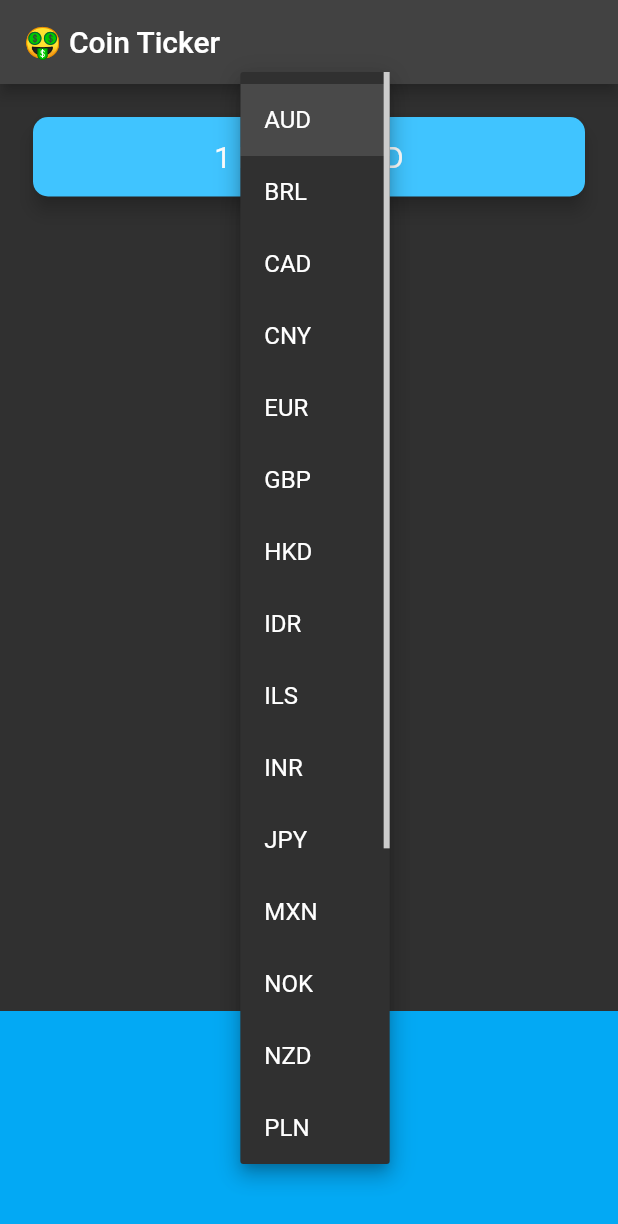
After one commit to marcelom17/The-Complete-Flutter-Development-Bootcamp-with-Dart, a Flutter app: the PriceScreen screen opened directly, after a tap on the "arrow drop down" icon, on a phone screen of 412 x 824 dp. The commit adds this screen. Shown: the top 1224 px of the screen. Run offline on Flutter 3.47's test engine with Material 2 defaults, Android fonts, the phone set to English and light mode, and no system bars; our stand-ins replace audioplayers, flutter_spinkit, font_awesome_flutter, geolocator, rflutter_alert; network calls fail.

Commit message:
[Lesson 14] Init Bitcoin Ticker App, implemented dropdown for each type of mobile OS

```diff
--- a/Lesson 13 - Clima/lib/utilities/constants.dart
+++ b/Lesson 13 - Clima/lib/utilities/constants.dart
@@ -2,7 +2,7 @@
 
 //Network
 const baseURL = "https://api.openweathermap.org/data/2.5/weather?";
-const apiKey = "appid={API_KEY}";
+const apiKey = "appid=048e25fecb5899abd9e872c78d12f3e5";
 const urlUnits = "units=metric";
 
 //Styles
--- /dev/null
+++ b/Lesson 14 - Bitcoin Ticker/lib/coin_data.dart
@@ -0,0 +1,31 @@
+const List<String> currenciesList = [
+  'AUD',
+  'BRL',
+  'CAD',
+  'CNY',
+  'EUR',
+  'GBP',
+  'HKD',
+  'IDR',
+  'ILS',
+  'INR',
+  'JPY',
+  'MXN',
+  'NOK',
+  'NZD',
+  'PLN',
+  'RON',
+  'RUB',
+  'SEK',
+  'SGD',
+  'USD',
+  'ZAR'
+];
+
+const List<String> cryptoList = [
+  'BTC',
+  'ETH',
+  'LTC',
+];
+
+class CoinData {}
--- /dev/null
+++ b/Lesson 14 - Bitcoin Ticker/lib/price_screen.dart
@@ -0,0 +1,88 @@
+import 'dart:io' show Platform;
+
+import 'package:bitcoin_ticker/coin_data.dart';
+import 'package:flutter/cupertino.dart';
+import 'package:flutter/material.dart';
+
+class PriceScreen extends StatefulWidget {
+  @override
+  _PriceScreenState createState() => _PriceScreenState();
+}
+
+class _PriceScreenState extends State<PriceScreen> {
+  String selectedCurrency = "USD";
+
+  DropdownButton<String> getAndroidDropdownButton() {
+    List<DropdownMenuItem<String>> list = [];
+    for (var value in currenciesList) {
+      list.add(DropdownMenuItem(
+        child: Text(value),
+        value: value,
+      ));
+    }
+    return DropdownButton(
+      items: list,
+      onChanged: ((value) {
+        setState(() {
+          selectedCurrency = value;
+        });
+      }),
+    );
+  }
+
+  CupertinoPicker getiOSPicker() {
+    List<Widget> list = [];
+    for (var value in currenciesList) {
+      list.add(Text(value));
+    }
+    return CupertinoPicker(
+        itemExtent: 34.0,
+        onSelectedItemChanged: ((value) {
+          print("pos: $value");
+        }),
+        children: list);
+  }
+
+  @override
+  Widget build(BuildContext context) {
+    return Scaffold(
+      appBar: AppBar(
+        title: Text('🤑 Coin Ticker'),
+      ),
+      body: Column(
+        mainAxisAlignment: MainAxisAlignment.spaceBetween,
+        crossAxisAlignment: CrossAxisAlignment.stretch,
+        children: <Widget>[
+          Padding(
+            padding: EdgeInsets.fromLTRB(18.0, 18.0, 18.0, 0),
+            child: Card(
+              color: Colors.lightBlueAccent,
+              elevation: 5.0,
+              shape: RoundedRectangleBorder(
+                borderRadius: BorderRadius.circular(10.0),
+              ),
+              child: Padding(
+                padding: EdgeInsets.symmetric(vertical: 15.0, horizontal: 28.0),
+                child: Text(
+                  '1 BTC = ? USD',
+                  textAlign: TextAlign.center,
+                  style: TextStyle(
+                    fontSize: 20.0,
+                    color: Colors.white,
+                  ),
+                ),
+              ),
+            ),
+          ),
+          Container(
+            height: 150.0,
+            alignment: Alignment.center,
+            padding: EdgeInsets.only(bottom: 30.0),
+            color: Colors.lightBlue,
+            child: Platform.isIOS ? getiOSPicker() : getAndroidDropdownButton(),
+          ),
+        ],
+      ),
+    );
+  }
+}
```
Also changed, not shown: Lesson 14 - Bitcoin Ticker/lib/main.dart (added, +16 -0 lines), Lesson 14 - Bitcoin Ticker/pubspec.yaml (added, +20 -0 lines), 74 other files.
